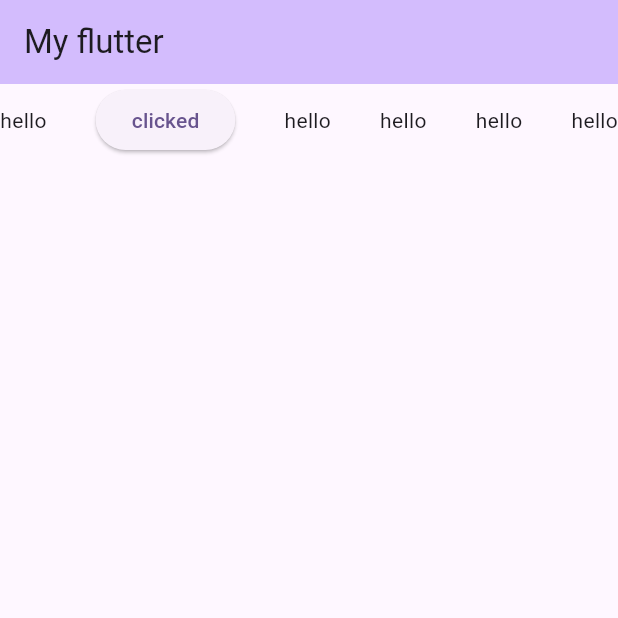
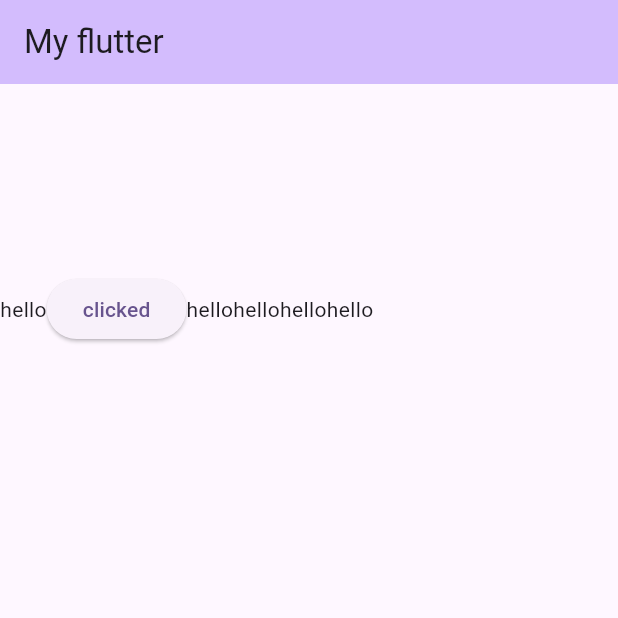
Before and after one commit to saumanarsad/Flutter_1, a Flutter app: the screen it shows after launch, on a phone screen of 412 x 824 dp, the top half of it. Run offline on Flutter 3.47's test engine with Material 3 defaults, Android fonts, the phone set to English and light mode, and no system bars.

Commit message:
Rows and columns

```diff
--- a/lib/main.dart
+++ b/lib/main.dart
@@ -38,9 +38,13 @@
         title: const Text('My flutter'),
       ),
       body: Container(
-
-        child: Row(
-          mainAxisAlignment: MainAxisAlignment.spaceBetween,
+        height: 300,
+        width: 3000,
+        child: Column(
+          mainAxisAlignment: MainAxisAlignment.spaceAround,
+          crossAxisAlignment: CrossAxisAlignment.end,
+          children: [
+            Row(
               children: [
                 const Text('hello'),
                 ElevatedButton(onPressed: () {}, child: const Text('clicked')),
@@ -49,6 +53,8 @@
                 const Text('hello'),
                 const Text('hello'),
               ],
+            )
+          ],
         ),
       ),
     );
```
Also changed, not shown: assets/images/article1.jpeg (added). Lines whose indentation alone changed are shown as unchanged.
